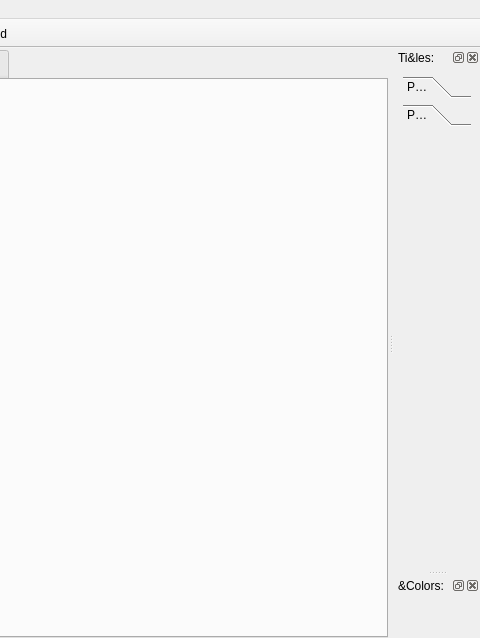
Above: bin/mainwindow.ui from dyle/rpgmapper before the change; both pictures show x 424 to 904 and y 0 to 638 of the 904 by 638 pixel window. Below: the same form after it.
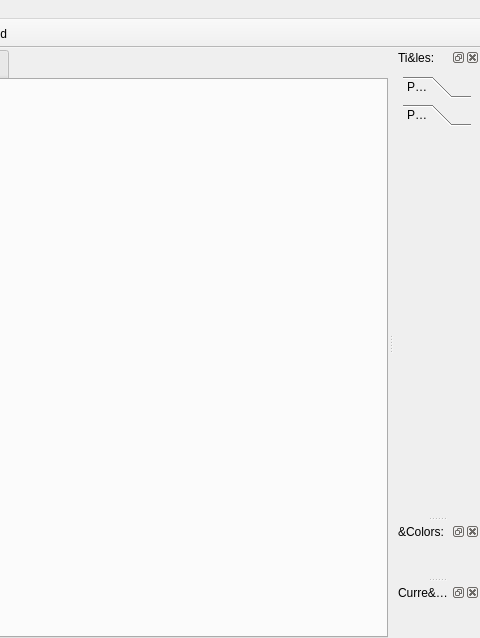
That is the form after the change. Icons and pictures are not drawn. Custom widgets are drawn as their Qt base class.

Commit message: adds current tile dock

What changed in the file:
```diff
--- a/bin/mainwindow.ui
+++ b/bin/mainwindow.ui
@@ -207,8 +207,8 @@
          <rect>
           <x>0</x>
           <y>0</y>
-          <width>177</width>
-          <height>344</height>
+          <width>240</width>
+          <height>265</height>
          </rect>
         </property>
         <attribute name="label">
@@ -388,6 +388,15 @@
    </attribute>
    <widget class="rpgmapper::view::ColorChooserWidget" name="colorPickerDockWidgetContents"/>
   </widget>
+  <widget class="QDockWidget" name="currentTileWidget">
+   <property name="windowTitle">
+    <string>Curre&amp;nt Tile:</string>
+   </property>
+   <attribute name="dockWidgetArea">
+    <number>2</number>
+   </attribute>
+   <widget class="QWidget" name="dockWidgetContents"/>
+  </widget>
   <action name="actionCreateNew">
    <property name="icon">
     <iconset resource="rpgmapper.qrc">
```
Left out of the diff: 18 changed lines with no effect on the pictures. The commit also changes 2 other files.
